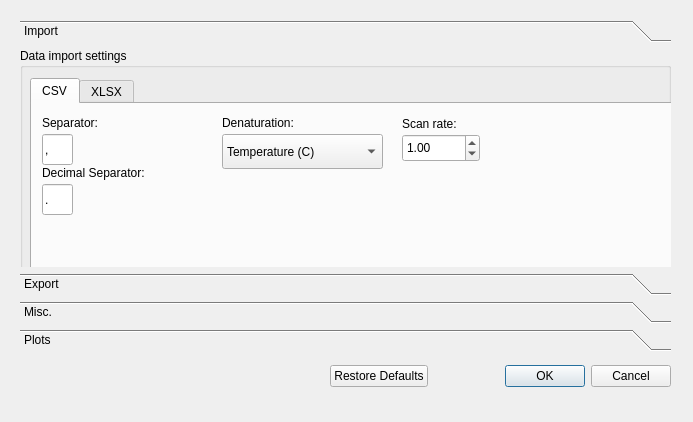
Above: moltenprot/ui/settings.ui from kvr2007/moltenprot before the change. Below: the same form after it.
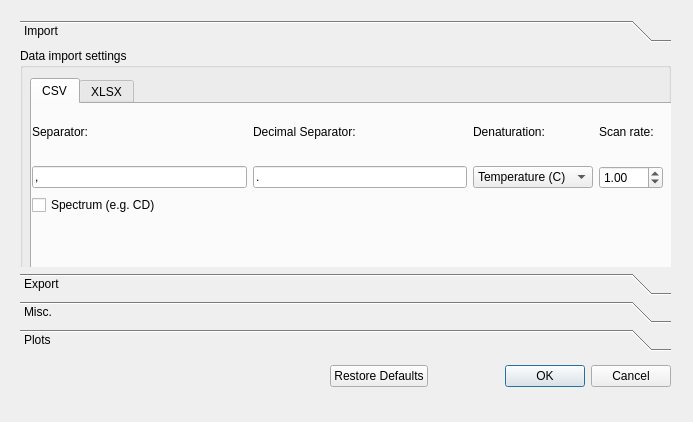
That is the form after the change. The open tabs and pages were chosen to show the change.

```diff
--- a/moltenprot/ui/settings.ui
+++ b/moltenprot/ui/settings.ui
@@ -13,6 +13,12 @@
     <height>422</height>
    </rect>
   </property>
+  <property name="sizePolicy">
+   <sizepolicy hsizetype="Preferred" vsizetype="Expanding">
+    <horstretch>0</horstretch>
+    <verstretch>0</verstretch>
+   </sizepolicy>
+  </property>
   <property name="windowTitle">
    <string>MoltenProt settings</string>
   </property>
@@ -56,7 +62,7 @@
       <x>0</x>
       <y>0</y>
       <width>651</width>
-      <height>199</height>
+      <height>183</height>
      </rect>
     </property>
     <property name="toolTip">
@@ -96,63 +102,39 @@
        <attribute name="title">
         <string>CSV</string>
        </attribute>
-       <widget class="QLabel" name="decimalLabel">
+       <widget class="QWidget" name="gridLayoutWidget">
         <property name="geometry">
          <rect>
-          <x>10</x>
-          <y>60</y>
-          <width>171</width>
-          <height>18</height>
+          <x>0</x>
+          <y>0</y>
+          <width>631</width>
+          <height>111</height>
          </rect>
         </property>
-        <property name="text">
-         <string>Decimal Separator:</string>
-        </property>
-       </widget>
+        <layout class="QGridLayout" name="gridLayout">
+         <item row="0" column="0">
        <widget class="QLabel" name="separatorLabel">
-        <property name="geometry">
-         <rect>
-          <x>10</x>
-          <y>10</y>
-          <width>91</width>
-          <height>18</height>
-         </rect>
-        </property>
         <property name="text">
          <string>Separator:</string>
         </property>
        </widget>
-       <widget class="QLineEdit" name="decimalSeparatorInput">
-        <property name="geometry">
-         <rect>
-          <x>10</x>
-          <y>80</y>
-          <width>31</width>
-          <height>31</height>
-         </rect>
-        </property>
-        <property name="toolTip">
-         <string>Set *.csv file decimal separator (default dot)</string>
-        </property>
-        <property name="inputMask">
-         <string>x</string>
-        </property>
+         </item>
+         <item row="0" column="2">
+          <widget class="QLabel" name="denaturantLabel">
+           <property name="text">
+            <string>Denaturation:</string>
+           </property>
+          </widget>
+         </item>
+         <item row="0" column="3">
+          <widget class="QLabel" name="scanRateLabel">
         <property name="text">
-         <string>.</string>
-        </property>
-        <property name="maxLength">
-         <number>1</number>
-        </property>
-       </widget>
+            <string>Scan rate:</string>
+           </property>
+          </widget>
+         </item>
+         <item row="1" column="0">
        <widget class="QLineEdit" name="separatorInput">
-        <property name="geometry">
-         <rect>
-          <x>10</x>
-          <y>30</y>
-          <width>31</width>
-          <height>31</height>
-         </rect>
-        </property>
         <property name="toolTip">
          <string>Set *.csv file separator (default comma)</string>
         </property>
@@ -163,15 +145,9 @@
          <string>,</string>
         </property>
        </widget>
+         </item>
+         <item row="1" column="2">
        <widget class="QComboBox" name="denaturantComboBox">
-        <property name="geometry">
-         <rect>
-          <x>190</x>
-          <y>30</y>
-          <width>161</width>
-          <height>35</height>
-         </rect>
-        </property>
         <property name="toolTip">
          <string>Set how protein was denatured (temperature in C or K, chemical)</string>
         </property>
@@ -185,47 +161,10 @@
           <string>Temperature (K)</string>
          </property>
         </item>
-        <item>
-         <property name="text">
-          <string>Chemical</string>
-         </property>
-        </item>
-       </widget>
-       <widget class="QLabel" name="denaturantLabel">
-        <property name="geometry">
-         <rect>
-          <x>190</x>
-          <y>10</y>
-          <width>151</width>
-          <height>18</height>
-         </rect>
-        </property>
-        <property name="text">
-         <string>Denaturation:</string>
-        </property>
-       </widget>
-       <widget class="QLabel" name="scanRateLabel">
-        <property name="geometry">
-         <rect>
-          <x>370</x>
-          <y>10</y>
-          <width>151</width>
-          <height>20</height>
-         </rect>
-        </property>
-        <property name="text">
-         <string>Scan rate:</string>
-        </property>
-       </widget>
+          </widget>
+         </item>
+         <item row="1" column="3">
        <widget class="QDoubleSpinBox" name="scanRateSpinBox">
-        <property name="geometry">
-         <rect>
-          <x>370</x>
-          <y>30</y>
-          <width>78</width>
-          <height>28</height>
-         </rect>
-        </property>
         <property name="toolTip">
          <string>Set scan rate in degrees per minute; this option is only relevant for kinetic models.</string>
         </property>
@@ -242,6 +181,42 @@
          <double>1.000000000000000</double>
         </property>
        </widget>
+         </item>
+         <item row="1" column="1">
+          <widget class="QLineEdit" name="decimalSeparatorInput">
+           <property name="toolTip">
+            <string>Set *.csv file decimal separator (default dot)</string>
+           </property>
+           <property name="inputMask">
+            <string>x</string>
+           </property>
+           <property name="text">
+            <string>.</string>
+           </property>
+           <property name="maxLength">
+            <number>1</number>
+           </property>
+          </widget>
+         </item>
+         <item row="0" column="1">
+          <widget class="QLabel" name="decimalLabel">
+           <property name="text">
+            <string>Decimal Separator:</string>
+           </property>
+          </widget>
+         </item>
+         <item row="2" column="0">
+          <widget class="QCheckBox" name="spectrumCsvCheckBox">
+           <property name="toolTip">
+            <string>If checked, the columns in the input CSV will be treated as separate wavelengths of a spectrum</string>
+           </property>
+           <property name="text">
+            <string>Spectrum (e.g. CD)</string>
+           </property>
+          </widget>
+         </item>
+        </layout>
+       </widget>
       </widget>
       <widget class="QWidget" name="widget">
        <attribute name="title">
```
Left out of the diff: 319 changed lines with no effect on the pictures. Lines whose indentation alone changed are shown as unchanged.
